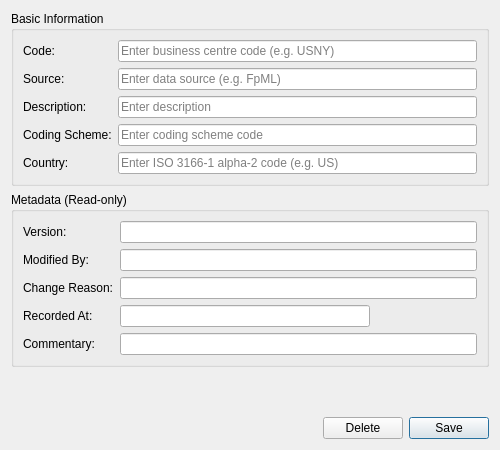
First picture: the form in projects/ores.qt/ui/BusinessCentreDetailDialog.ui, repository OreStudio/OreStudio, before the edit.
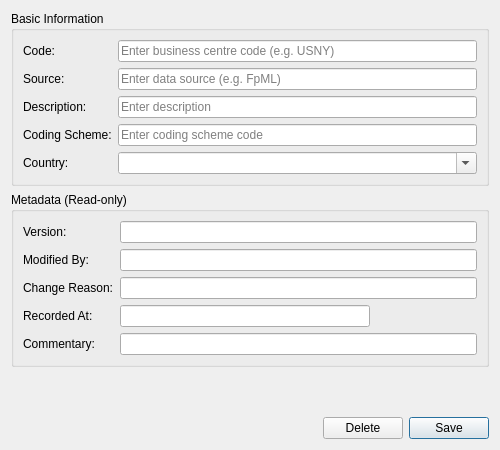
Second picture: the form after the edit.

Commit message:
[qt] Add country combo box to business centre dialog and scope hierarchy tree
Replace the free-text country alpha-2 input in BusinessCentreDetailDialog
with a QComboBox populated asynchronously from the server, with flag icons
on each item. Scope the entity hierarchy tree in EntityDetailDialog to show
only the current entity's ancestor chain instead of all root hierarchies.

What changed in the file:
```diff
--- a/projects/ores.qt/ui/BusinessCentreDetailDialog.ui
+++ b/projects/ores.qt/ui/BusinessCentreDetailDialog.ui
@@ -96,9 +96,9 @@
        </widget>
       </item>
       <item row="4" column="1">
-       <widget class="QLineEdit" name="countryAlpha2Edit">
-        <property name="placeholderText">
-         <string>Enter ISO 3166-1 alpha-2 code (e.g. US)</string>
+       <widget class="QComboBox" name="countryAlpha2Combo">
+        <property name="editable">
+         <bool>true</bool>
         </property>
        </widget>
       </item>
```
The commit also changes 5 other files.
